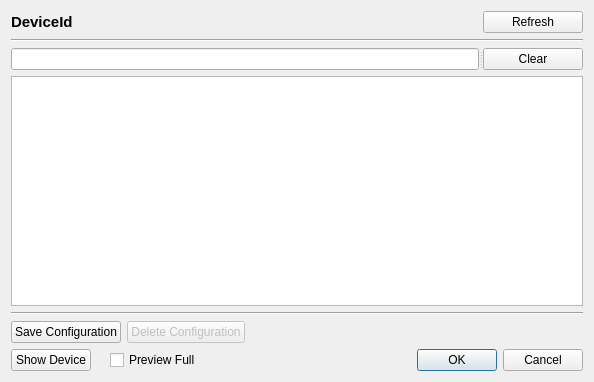
Above: src/pythonGui/karabogui/dialogs/ui/init_configuration_dialog.ui from European-XFEL/Karabo before the change. Below: the same form after it.
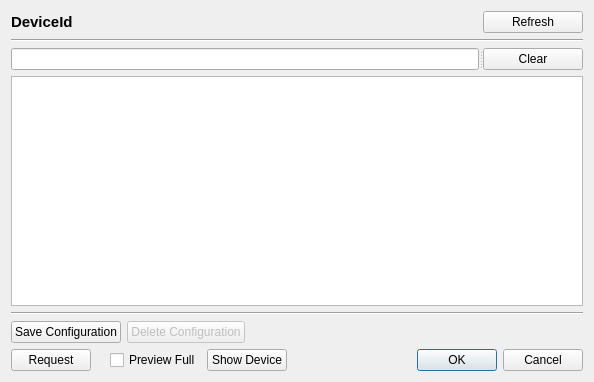
That is the form after the change.

Commit message: feat(GUI): Init Configuration Preview dialog. (Cherry-pick hotfix 3.0.X)

Diff of the .ui file:
```diff
--- a/src/pythonGui/karabogui/dialogs/ui/init_configuration_dialog.ui
+++ b/src/pythonGui/karabogui/dialogs/ui/init_configuration_dialog.ui
@@ -137,9 +137,9 @@
    <item>
     <layout class="QHBoxLayout" name="horizontalLayout">
      <item>
-      <widget class="QPushButton" name="ui_show_device">
+      <widget class="QPushButton" name="ui_button_request">
        <property name="text">
-        <string>Show Device</string>
+        <string>Request</string>
        </property>
       </widget>
      </item>
@@ -157,6 +157,13 @@
        </property>
       </widget>
      </item>
+     <item>
+      <widget class="QPushButton" name="ui_show_device">
+       <property name="text">
+        <string>Show Device</string>
+       </property>
+      </widget>
+     </item>
      <item>
       <widget class="QDialogButtonBox" name="buttonBox">
        <property name="orientation">
```
The commit also changes 9 other files.
